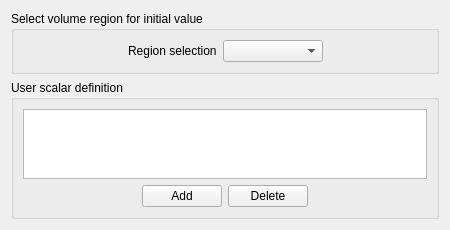
First picture: the form in gui/Pages/DefineUserScalarsForm.ui, repository code-saturne/code_saturne, before the edit.
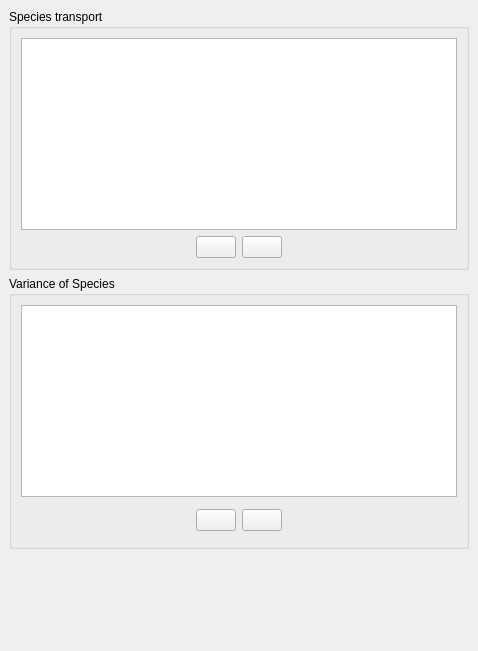
Second picture: the form after the edit. Icons and pictures are not drawn.

Commit message: modification of min, max and initialization for scalars and variance

```diff
--- a/gui/Pages/DefineUserScalarsForm.ui
+++ b/gui/Pages/DefineUserScalarsForm.ui
@@ -5,22 +5,40 @@
    <rect>
     <x>0</x>
     <y>0</y>
-    <width>450</width>
-    <height>223</height>
+    <width>478</width>
+    <height>651</height>
    </rect>
   </property>
   <property name="windowTitle" >
    <string>Form</string>
   </property>
-  <layout class="QVBoxLayout" >
-   <item>
-    <widget class="QGroupBox" name="groupBox" >
+  <layout class="QGridLayout" >
+   <property name="margin" >
+    <number>9</number>
+   </property>
+   <property name="spacing" >
+    <number>6</number>
+   </property>
+   <item row="2" column="0" >
+    <widget class="QGroupBox" name="groupBox_3" >
      <property name="title" >
-      <string>Select volume region for initial value</string>
+      <string>Variance of Species</string>
      </property>
      <layout class="QGridLayout" >
-      <item row="0" column="0" >
+      <property name="margin" >
+       <number>9</number>
+      </property>
+      <property name="spacing" >
+       <number>6</number>
+      </property>
+      <item row="1" column="0" >
        <layout class="QHBoxLayout" >
+        <property name="margin" >
+         <number>0</number>
+        </property>
+        <property name="spacing" >
+         <number>6</number>
+        </property>
         <item>
          <spacer>
           <property name="orientation" >
@@ -28,28 +46,37 @@
           </property>
           <property name="sizeHint" >
            <size>
-            <width>20</width>
-            <height>21</height>
+            <width>16</width>
+            <height>34</height>
            </size>
           </property>
          </spacer>
         </item>
         <item>
          <layout class="QHBoxLayout" >
+          <property name="margin" >
+           <number>0</number>
+          </property>
+          <property name="spacing" >
+           <number>6</number>
+          </property>
           <item>
-           <widget class="QLabel" name="label" >
+           <widget class="QPushButton" name="pushButtonVarNew" >
             <property name="text" >
-             <string>Region selection</string>
+             <string/>
+            </property>
+            <property name="icon" >
+             <iconset resource="resources_pages.qrc" >:/new/prefix1/icons/22x22/add.png</iconset>
             </property>
            </widget>
           </item>
           <item>
-           <widget class="QComboBox" name="comboBoxZone" >
-            <property name="minimumSize" >
-             <size>
-              <width>100</width>
-              <height>0</height>
-             </size>
+           <widget class="QPushButton" name="pushButtonVarDelete" >
+            <property name="text" >
+             <string/>
+            </property>
+            <property name="icon" >
+             <iconset resource="resources_pages.qrc" >:/new/prefix1/icons/22x22/remove.png</iconset>
             </property>
            </widget>
           </item>
@@ -62,41 +89,53 @@
           </property>
           <property name="sizeHint" >
            <size>
-            <width>16</width>
-            <height>16</height>
+            <width>21</width>
+            <height>34</height>
            </size>
           </property>
          </spacer>
         </item>
        </layout>
       </item>
+      <item row="0" column="0" >
+       <widget class="QTableView" name="tableVariance" >
+        <property name="editTriggers" >
+         <set>QAbstractItemView::DoubleClicked</set>
+        </property>
+        <property name="alternatingRowColors" >
+         <bool>true</bool>
+        </property>
+        <property name="selectionMode" >
+         <enum>QAbstractItemView::ExtendedSelection</enum>
+        </property>
+        <property name="selectionBehavior" >
+         <enum>QAbstractItemView::SelectRows</enum>
+        </property>
+       </widget>
+      </item>
      </layout>
     </widget>
    </item>
-   <item>
+   <item row="1" column="0" >
     <widget class="QGroupBox" name="groupBox_2" >
      <property name="title" >
-      <string>User scalar definition</string>
+      <string>Species transport</string>
      </property>
-     <layout class="QVBoxLayout" >
-      <item>
-       <widget class="QTableView" name="table" >
-        <property name="editTriggers" >
-         <set>QAbstractItemView::DoubleClicked</set>
-        </property>
-        <property name="alternatingRowColors" >
-         <bool>true</bool>
-        </property>
-        <property name="selectionMode" >
-         <enum>QAbstractItemView::ExtendedSelection</enum>
-        </property>
-        <property name="selectionBehavior" >
-         <enum>QAbstractItemView::SelectRows</enum>
-        </property>
-       </widget>
-      </item>
-      <item>
+     <layout class="QGridLayout" >
+      <property name="margin" >
+       <number>9</number>
+      </property>
+      <property name="spacing" >
+       <number>6</number>
+      </property>
+      <item row="1" column="0" >
        <layout class="QHBoxLayout" >
+        <property name="margin" >
+         <number>0</number>
+        </property>
+        <property name="spacing" >
+         <number>6</number>
+        </property>
         <item>
          <spacer>
           <property name="orientation" >
@@ -112,17 +151,29 @@
         </item>
         <item>
          <layout class="QHBoxLayout" >
+          <property name="margin" >
+           <number>0</number>
+          </property>
+          <property name="spacing" >
+           <number>6</number>
+          </property>
           <item>
            <widget class="QPushButton" name="pushButtonNew" >
             <property name="text" >
-             <string>Add</string>
+             <string/>
+            </property>
+            <property name="icon" >
+             <iconset resource="resources_pages.qrc" >:/new/prefix1/icons/22x22/add.png</iconset>
             </property>
            </widget>
           </item>
           <item>
            <widget class="QPushButton" name="pushButtonDelete" >
             <property name="text" >
-             <string>Delete</string>
+             <string/>
+            </property>
+            <property name="icon" >
+             <iconset resource="resources_pages.qrc" >:/new/prefix1/icons/22x22/remove.png</iconset>
             </property>
            </widget>
           </item>
@@ -143,17 +194,33 @@
         </item>
        </layout>
       </item>
+      <item row="0" column="0" >
+       <widget class="QTableView" name="tableScalars" >
+        <property name="editTriggers" >
+         <set>QAbstractItemView::DoubleClicked</set>
+        </property>
+        <property name="alternatingRowColors" >
+         <bool>true</bool>
+        </property>
+        <property name="selectionMode" >
+         <enum>QAbstractItemView::ExtendedSelection</enum>
+        </property>
+        <property name="selectionBehavior" >
+         <enum>QAbstractItemView::SelectRows</enum>
+        </property>
+       </widget>
+      </item>
      </layout>
     </widget>
    </item>
-   <item>
+   <item row="3" column="0" >
     <spacer>
      <property name="orientation" >
       <enum>Qt::Vertical</enum>
      </property>
      <property name="sizeHint" >
       <size>
-       <width>20</width>
+       <width>457</width>
        <height>20</height>
       </size>
      </property>
```
Left out of the diff: 4 changed lines with no effect on the pictures. The commit also changes 17 other files.
